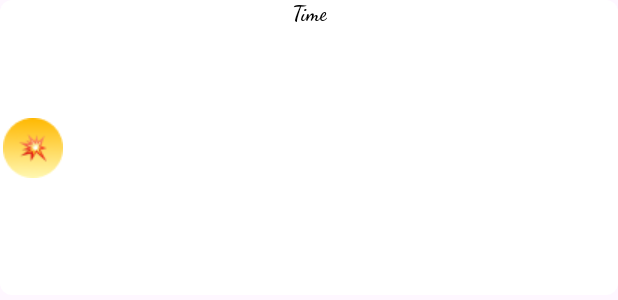
After one commit to steppeFisherman/HandsService, an Android app: the layout item_raw_alive.xml on its own in the app's theme, with its tools: preview values and no code run, on a phone screen of 412 x 824 dp. The commit adds this screen. Shown: the top 300 px of the screen. Run offline under Robolectric (Android 15) with nearby library versions, the phone set to English and light mode, and no system bars.

Commit message:
some adjustments

```diff
--- a/app/build.gradle.kts
+++ b/app/build.gradle.kts
@@ -33,6 +33,7 @@ android {
     kotlinOptions {
         jvmTarget = "1.8"
     }
+
     buildFeatures {
         viewBinding = true
     }
--- /dev/null
+++ b/app/src/main/res/layout/item_raw_alive.xml
@@ -0,0 +1,52 @@
+<?xml version="1.0" encoding="utf-8"?>
+<androidx.constraintlayout.widget.ConstraintLayout xmlns:android="http://schemas.android.com/apk/res/android"
+    xmlns:app="http://schemas.android.com/apk/res-auto"
+    xmlns:tools="http://schemas.android.com/tools"
+    android:id="@+id/alive_container"
+    android:layout_width="match_parent"
+    android:layout_height="wrap_content"
+    android:layout_marginBottom="@dimen/margin_4"
+    android:background="@drawable/main_rv_item_shape">
+
+    <TextView
+        android:id="@+id/txt_time"
+        android:layout_width="wrap_content"
+        android:layout_height="0dp"
+        android:fontFamily="cursive"
+        android:textColor="@color/black"
+        android:textStyle="bold"
+        app:layout_constraintEnd_toEndOf="parent"
+        app:layout_constraintStart_toStartOf="parent"
+        app:layout_constraintTop_toTopOf="parent"
+        tools:text="Time" />
+
+    <TextView
+        android:id="@+id/txt_location_address"
+        android:layout_width="0dp"
+        android:layout_height="wrap_content"
+        android:layout_marginTop="@dimen/margin_8"
+        android:fontFamily="casual"
+        app:layout_constraintEnd_toStartOf="@id/alive_img"
+        app:layout_constraintStart_toStartOf="@id/innerGuideline"
+        app:layout_constraintTop_toBottomOf="@id/txt_time"
+        tools:text="Location" />
+
+    <ImageButton
+        android:id="@+id/alive_img"
+        android:layout_width="44dp"
+        android:layout_height="44dp"
+        android:layout_marginEnd="@dimen/margin_8"
+        android:background="?attr/selectableItemBackgroundBorderless"
+        android:src="@drawable/alive"
+        app:layout_constraintBottom_toBottomOf="parent"
+        app:layout_constraintStart_toStartOf="parent"
+        app:layout_constraintTop_toTopOf="parent"
+        tools:ignore="ContentDescription,SpeakableTextPresentCheck" />
+
+    <androidx.constraintlayout.widget.Guideline
+        android:id="@+id/innerGuideline"
+        android:layout_width="wrap_content"
+        android:layout_height="wrap_content"
+        android:orientation="vertical"
+        app:layout_constraintGuide_percent="0.1" />
+</androidx.constraintlayout.widget.ConstraintLayout>
--- a/data/build.gradle.kts
+++ b/data/build.gradle.kts
@@ -34,4 +34,5 @@ android {
 
 dependencies {
     implementation(libs.androidx.core.ktx)
+    implementation(libs.androidx.lifecycle.livedata.core.ktx)
 }
--- a/gradle/libs.versions.toml
+++ b/gradle/libs.versions.toml
@@ -1,5 +1,5 @@
 [versions]
-agp = "8.5.1"
+agp = "8.3.2"
 kotlin = "1.9.0"
 coreKtx = "1.13.1"
 junit = "4.13.2"
@@ -11,6 +11,7 @@ material = "1.12.0"
 activity = "1.9.1"
 constraintlayout = "2.1.4"
 lifecycleRuntimeAndroid = "2.8.4"
+lifecycleLivedataCoreKtx = "2.8.4"
 
 [libraries]
 androidx-core-ktx = { group = "androidx.core", name = "core-ktx", version.ref = "coreKtx" }
@@ -23,6 +24,7 @@ material = { group = "com.google.android.material", name = "material", version.r
 androidx-activity = { group = "androidx.activity", name = "activity", version.ref = "activity" }
 androidx-constraintlayout = { group = "androidx.constraintlayout", name = "constraintlayout", version.ref = "constraintlayout" }
 androidx-lifecycle-runtime-android = { group = "androidx.lifecycle", name = "lifecycle-runtime-android", version.ref = "lifecycleRuntimeAndroid" }
+androidx-lifecycle-livedata-core-ktx = { group = "androidx.lifecycle", name = "lifecycle-livedata-core-ktx", version.ref = "lifecycleLivedataCoreKtx" }
 
 [plugins]
 android-application = { id = "com.android.application", version.ref = "agp" }
```
Also changed, not shown: app/src/main/java/com/example/handsservice/MainActivity.kt (+16 -5 lines), app/src/main/java/com/example/handsservice/MainAdapter.kt (+109 -1 lines), app/src/main/java/com/example/handsservice/MainViewModel.kt (+13 -17 lines), app/src/main/res/anim/fade_transition_animation.xml (added, +12 -0 lines), app/src/main/res/layout/activity_main.xml (+7 -13 lines), app/src/main/res/layout/item_raw_dead.xml (renamed from app/src/main/res/layout/item_raw.xml, +11 -18 lines), app/src/main/res/layout/item_raw_new_life.xml (added, +53 -0 lines), data/src/main/java/com/example/data/Repository.kt (+6 -12 lines), app/src/main/res/drawable/alive.png (added), app/src/main/res/drawable/dead.png (added), app/src/main/res/drawable/life.png (added).
